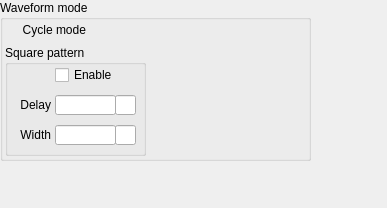
Old version of the form evrMrmApp/opi/EVR/G_EVR_out_cml-mode-waveform.ui in the repository paulscherrerinstitute/mrfioc2.
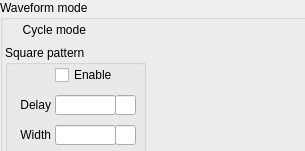
New version of the form. Custom widgets are drawn as their Qt base class.

```diff
--- a/evrMrmApp/opi/EVR/G_EVR_out_cml-mode-waveform.ui
+++ b/evrMrmApp/opi/EVR/G_EVR_out_cml-mode-waveform.ui
@@ -6,8 +6,8 @@
    <rect>
     <x>0</x>
     <y>0</y>
-    <width>387</width>
-    <height>208</height>
+    <width>305</width>
+    <height>151</height>
    </rect>
   </property>
   <property name="windowTitle">
```
